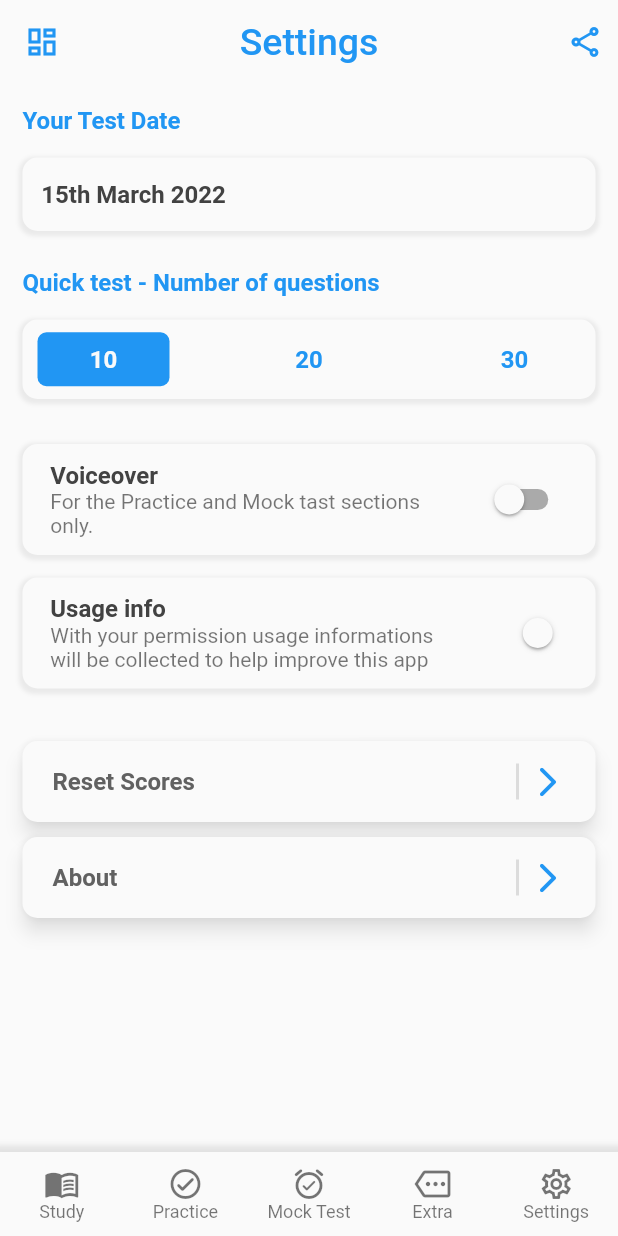
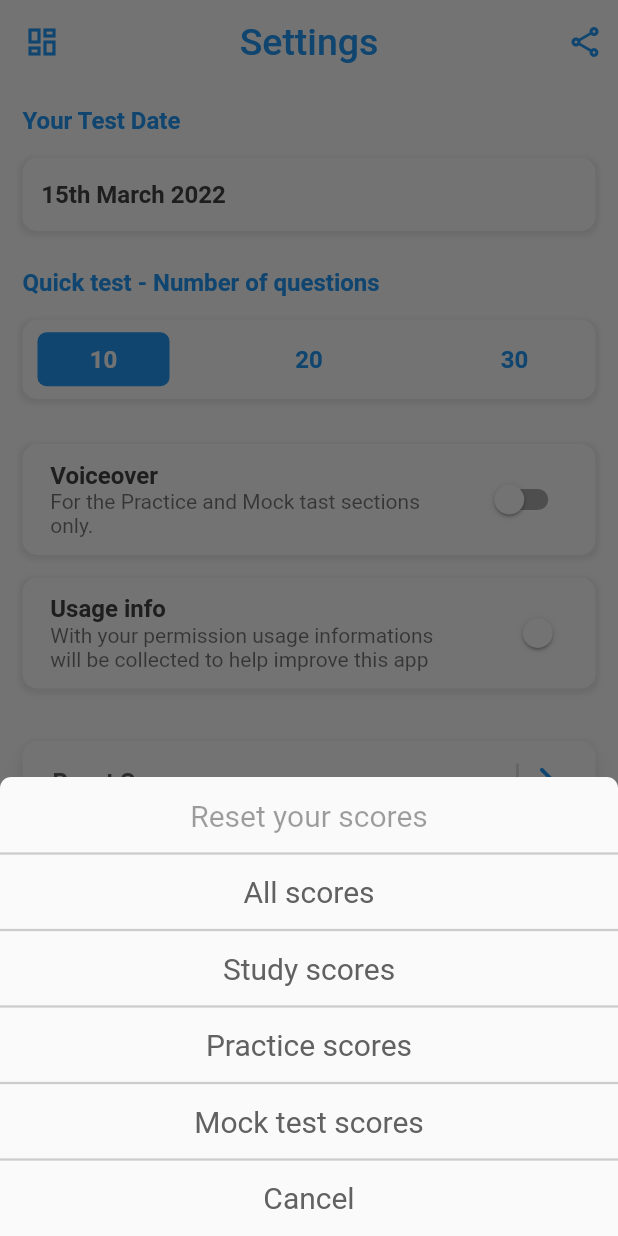
Before and after one commit to metaspook/theory_test, a Flutter app: the screen it shows after launch, item 5 of the bottom bar chosen, after a tap on "Reset Scores", on a phone screen of 412 x 824 dp. Run offline on Flutter 3.47's test engine with Material 2 defaults, Android fonts, the phone set to English and light mode, and no system bars; our stand-ins replace percent_indicator.

Commit message:
add settings reset scores

```diff
--- a/lib/controllers/settings_controller.dart
+++ b/lib/controllers/settings_controller.dart
@@ -1,4 +1,5 @@
 import 'package:flutter/cupertino.dart';
+import 'package:theory_test/utils/methods.dart';
 
 class SettingsController extends ChangeNotifier {
   // String _testDate = "";
@@ -38,4 +39,69 @@ class SettingsController extends ChangeNotifier {
     _usageInfo = value;
     notifyListeners();
   }
+
+//
+// -- Reset scores --
+  int _studyScores = 0;
+  int _practiceScores = 0;
+  int _mockTestScores = 0;
+  final _resetTitles = <String>[
+    'All scores',
+    'Study scores',
+    'Practice scores',
+    'Mock test scores',
+    'Cancel',
+  ];
+
+  int get allScores => _studyScores + _practiceScores + _mockTestScores;
+  int get studyScores => _studyScores;
+  int get practiceScores => _practiceScores;
+  int get mockTestScores => _mockTestScores;
+  List<String> get resetTitles => _resetTitles;
+
+  void resetStudyScores([BuildContext? context]) {
+    _studyScores = 0;
+    notifyListeners();
+    if (context != null) Methods.goBack(context);
+  }
+
+  void resetPracticeScores([BuildContext? context]) {
+    _practiceScores = 0;
+    notifyListeners();
+    if (context != null) Methods.goBack(context);
+  }
+
+  void resetMockTestScores([BuildContext? context]) {
+    _mockTestScores = 0;
+    notifyListeners();
+    if (context != null) Methods.goBack(context);
+  }
+
+  void resetAllScores([BuildContext? context]) {
+    _studyScores = 0;
+    _practiceScores = 0;
+    _mockTestScores = 0;
+    notifyListeners();
+    if (context != null) Methods.goBack(context);
+  }
+
+  void resetCancel(BuildContext context) {
+    Methods.goBack(context);
+  }
+
+  void resetByIndex(BuildContext context, int index) {
+    if (index == 0) {
+      resetAllScores(context);
+    } else if (index == 1) {
+      resetStudyScores(context);
+    } else if (index == 2) {
+      resetPracticeScores(context);
+    } else if (index == 3) {
+      resetMockTestScores(context);
+    } else if (index == 4) {
+      resetCancel(context);
+    } else {
+      throw ('Invalid index!');
+    }
+  }
 }
--- a/lib/pages/settings_page.dart
+++ b/lib/pages/settings_page.dart
@@ -4,6 +4,7 @@ import 'package:theory_test/controllers/settings_controller.dart';
 import 'package:theory_test/widgets/appbar_mod.dart';
 import 'package:theory_test/widgets/bottom_nav_bar_mod.dart';
 import 'package:theory_test/widgets/divide_arrow_button.dart';
+import 'package:theory_test/widgets/modal_bottom_sheet_mod.dart';
 import 'package:theory_test/widgets/switch_list_tile_mod.dart';
 import 'package:theory_test/widgets/test_date_bar.dart';
 import 'package:theory_test/widgets/toggle_button_bar.dart';
@@ -48,14 +49,7 @@ class SettingsPage extends StatelessWidget {
           const SizedBox(height: 30),
           const SwitchListTiles(),
           const SizedBox(height: 35),
-          DivideArrowButton(
-            title: 'Reset Scores',
-            titleBold: true,
-            color: colorScheme.secondary,
-            titleColor: Colors.grey.shade700,
-            arrowColor: colorScheme.primary,
-            onPressed: () {},
-          ),
+          const ModalBottomSheetMod(),
           const SizedBox(height: 10),
           DivideArrowButton(
             title: 'About',
--- /dev/null
+++ b/lib/widgets/bottom_sheet_tiles.dart
@@ -0,0 +1,41 @@
+import 'package:flutter/material.dart';
+
+class BottomSheetTiles extends StatelessWidget {
+  const BottomSheetTiles({
+    Key? key,
+    this.color,
+    this.titleColor,
+    required this.title,
+    required this.onPressed,
+    this.constraints,
+  }) : super(key: key);
+  final String? title;
+  final BoxConstraints? constraints;
+  final Color? color, titleColor;
+  final void Function()? onPressed;
+
+  @override
+  Widget build(BuildContext context) {
+    return ConstrainedBox(
+      constraints: constraints == null
+          ? const BoxConstraints(maxHeight: 0, maxWidth: 0)
+          : constraints!,
+      child: TextButton(
+        onPressed: onPressed,
+        style: TextButton.styleFrom(
+          primary: color,
+          // alignment: Alignment.center,
+          textStyle: Theme.of(context)
+              .textTheme
+              .titleLarge!
+              .copyWith(color: titleColor, fontWeight: FontWeight.normal),
+          padding: const EdgeInsets.all(0),
+        ),
+        child: Text(
+          title!,
+          // textAlign: TextAlign.center,
+        ),
+      ),
+    );
+  }
+}
--- /dev/null
+++ b/lib/widgets/modal_bottom_sheet_mod.dart
@@ -0,0 +1,63 @@
+import 'package:flutter/material.dart';
+import 'package:provider/provider.dart';
+import 'package:theory_test/controllers/settings_controller.dart';
+import 'package:theory_test/widgets/bottom_sheet_tiles.dart';
+import 'package:theory_test/widgets/divide_arrow_button.dart';
+
+class ModalBottomSheetMod extends StatelessWidget {
+  const ModalBottomSheetMod({Key? key}) : super(key: key);
+
+  @override
+  Widget build(BuildContext context) {
+    final colorScheme = Theme.of(context).colorScheme;
+    final provider = context.watch<SettingsController>();
+    return DivideArrowButton(
+      title: 'Reset Scores',
+      titleBold: true,
+      color: colorScheme.secondary,
+      titleColor: Colors.grey.shade700,
+      arrowColor: colorScheme.primary,
+      onPressed: () {
+        showModalBottomSheet(
+            context: context,
+            shape: const RoundedRectangleBorder(
+              borderRadius: BorderRadius.only(
+                  topLeft: Radius.circular(7.5),
+                  topRight: Radius.circular(7.5)),
+            ),
+            builder: (context) {
+              return Padding(
+                padding: const EdgeInsets.symmetric(vertical: 8),
+                child: Column(
+                  crossAxisAlignment: CrossAxisAlignment.stretch,
+                  mainAxisSize: MainAxisSize.min,
+                  children: <Widget>[
+                    BottomSheetTiles(
+                      title: 'Reset your scores',
+                      titleColor: Colors.grey.withOpacity(0.2),
+                      constraints: const BoxConstraints(maxHeight: 35),
+                      onPressed: null,
+                    ),
+                    for (var e in provider.resetTitles) ...[
+                      Divider(
+                        color: Colors.grey.withOpacity(0.5),
+                        thickness: 1.5,
+                      ),
+                      BottomSheetTiles(
+                        color: Colors.grey.shade700,
+                        title: e,
+                        constraints: const BoxConstraints(maxHeight: 35),
+                        onPressed: () => context
+                            .read<SettingsController>()
+                            .resetByIndex(
+                                context, provider.resetTitles.indexOf(e)),
+                      ),
+                    ],
+                  ],
+                ),
+              );
+            });
+      },
+    );
+  }
+}
```
